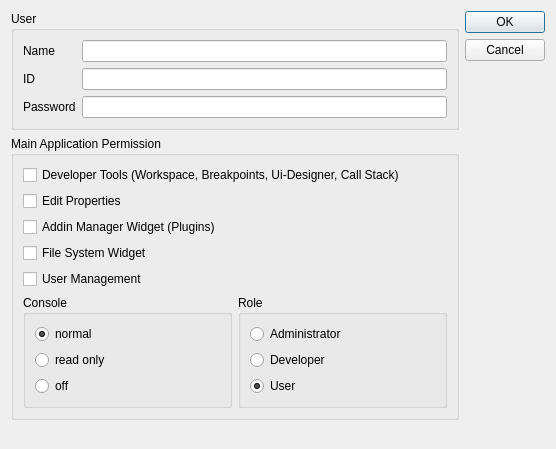
This is Qitom/widgets/userManagementEdit.ui in itom-project/itom as Qt 5 draws it before an edit. The edited form follows.
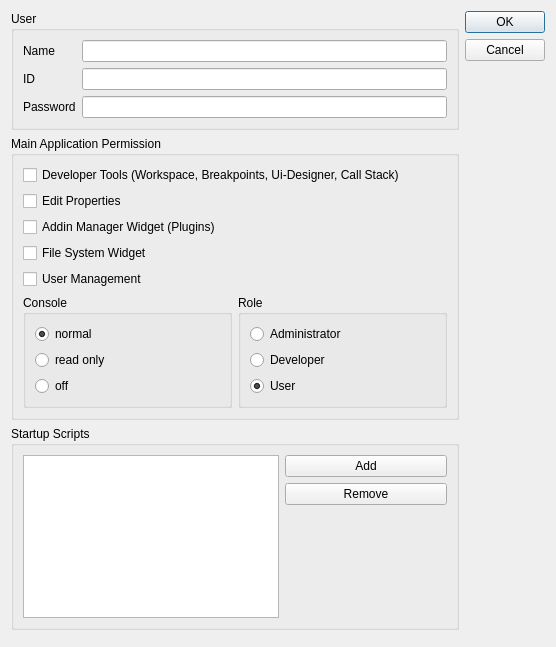
This is the edited form.

Commit message: added possibility to add startup scripts when creating / editing user (to avoid necessary change of user type, when adding startup script to user which by its profile could not do this).

The edit to the form file:
```diff
--- a/Qitom/widgets/userManagementEdit.ui
+++ b/Qitom/widgets/userManagementEdit.ui
@@ -7,7 +7,7 @@
     <x>0</x>
     <y>0</y>
     <width>556</width>
-    <height>449</height>
+    <height>647</height>
    </rect>
   </property>
   <property name="windowTitle">
@@ -193,6 +193,49 @@
        </layout>
       </widget>
      </item>
+     <item>
+      <widget class="QGroupBox" name="groupBox_2">
+       <property name="title">
+        <string>Startup Scripts</string>
+       </property>
+       <layout class="QFormLayout" name="formLayout">
+        <item row="1" column="1">
+         <layout class="QVBoxLayout" name="verticalLayout_5">
+          <item>
+           <widget class="QPushButton" name="pb_addScript">
+            <property name="text">
+             <string>Add</string>
+            </property>
+           </widget>
+          </item>
+          <item>
+           <widget class="QPushButton" name="pb_removeScript">
+            <property name="text">
+             <string>Remove</string>
+            </property>
+           </widget>
+          </item>
+          <item>
+           <spacer name="verticalSpacer_2">
+            <property name="orientation">
+             <enum>Qt::Vertical</enum>
+            </property>
+            <property name="sizeHint" stdset="0">
+             <size>
+              <width>20</width>
+              <height>40</height>
+             </size>
+            </property>
+           </spacer>
+          </item>
+         </layout>
+        </item>
+        <item row="1" column="0">
+         <widget class="QListWidget" name="lv_startUpScripts"/>
+        </item>
+       </layout>
+      </widget>
+     </item>
      <item>
       <spacer name="verticalSpacer">
        <property name="orientation">
```
The commit also changes 3 other files.
